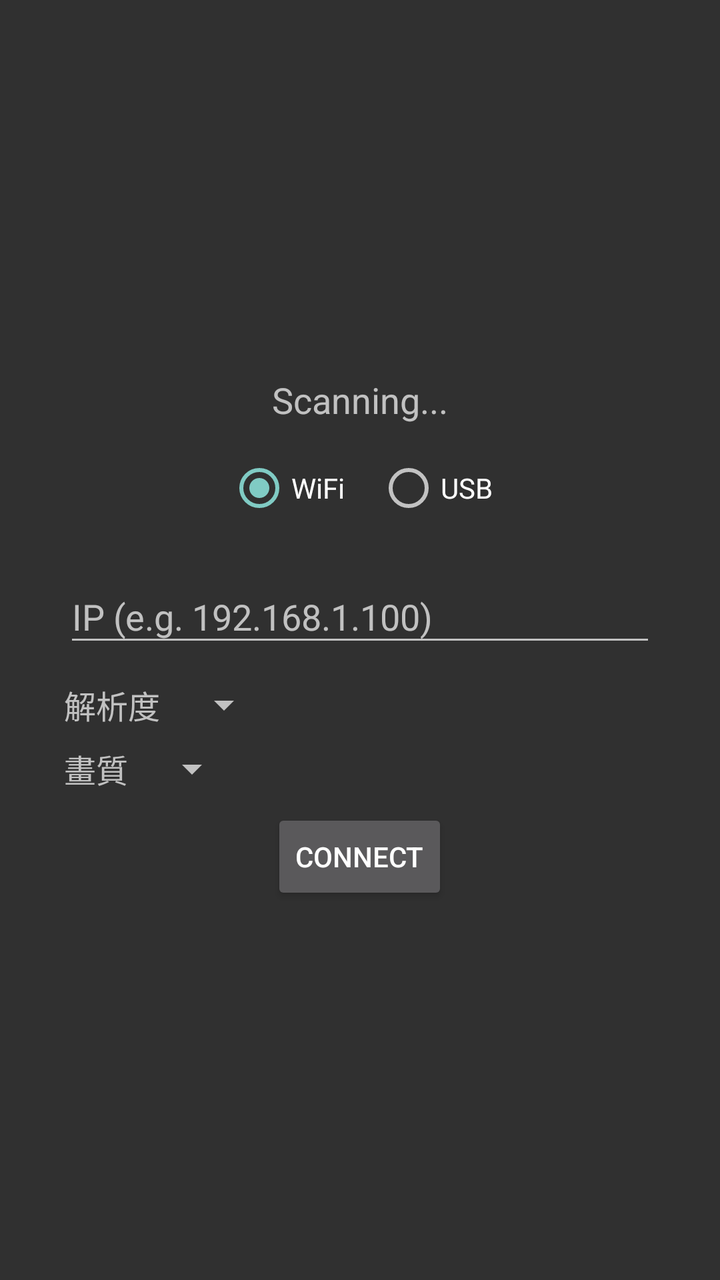
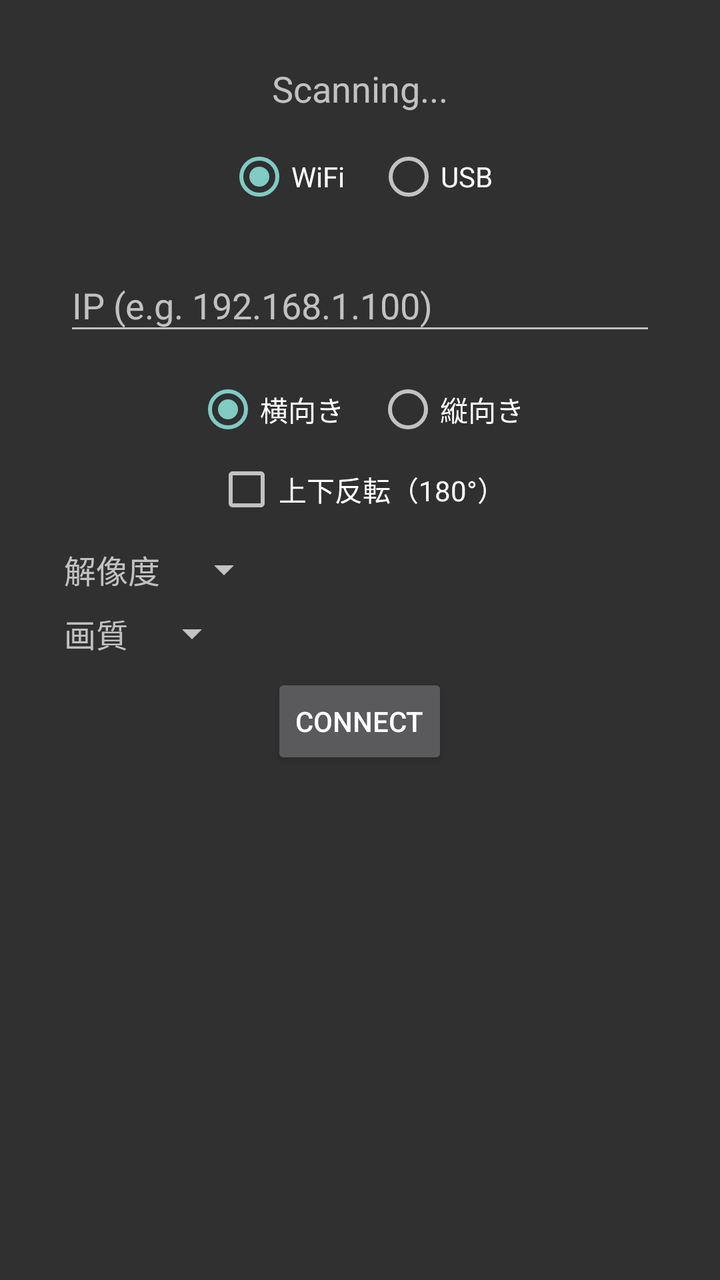

The first picture is an Android layout as it rendered before a commit; the second is the same layout after the commit. The layout source and the unified diff follow.
<!-- AndroidManifest.xml: application theme Theme.AppCompat.NoActionBar -->
<!-- res/layout/activity_main.xml -->
<?xml version="1.0" encoding="utf-8"?>
<LinearLayout xmlns:android="http://schemas.android.com/apk/res/android"
    android:layout_width="match_parent"
    android:layout_height="match_parent"
    android:orientation="vertical"
    android:gravity="center"
    android:padding="32dp">

    <TextView
        android:id="@+id/statusText"
        android:layout_width="wrap_content"
        android:layout_height="wrap_content"
        android:text="Scanning..."
        android:textSize="18sp" />

    <RadioGroup
        android:id="@+id/connectionMode"
        android:layout_width="wrap_content"
        android:layout_height="wrap_content"
        android:orientation="horizontal"
        android:layout_marginTop="16dp">

        <RadioButton
            android:id="@+id/modeWifi"
            android:layout_width="wrap_content"
            android:layout_height="wrap_content"
            android:text="WiFi"
            android:checked="true" />

        <RadioButton
            android:id="@+id/modeUsb"
            android:layout_width="wrap_content"
            android:layout_height="wrap_content"
            android:text="USB"
            android:layout_marginStart="16dp" />
    </RadioGroup>

    <com.google.android.material.textfield.TextInputLayout
        android:id="@+id/ipInputLayout"
        android:layout_width="match_parent"
        android:layout_height="wrap_content"
        android:layout_marginTop="16dp">

        <com.google.android.material.textfield.TextInputEditText
            android:id="@+id/manualIpInput"
            android:layout_width="match_parent"
            android:layout_height="wrap_content"
            android:hint="IP (e.g. 192.168.1.100)" />
    </com.google.android.material.textfield.TextInputLayout>

    <LinearLayout
        android:layout_width="match_parent"
        android:layout_height="wrap_content"
        android:orientation="horizontal"
        android:gravity="center_vertical"
        android:layout_marginTop="12dp">

        <TextView
            android:layout_width="wrap_content"
            android:layout_height="wrap_content"
            android:text="@string/resolution_label"
            android:textSize="16sp" />

        <Spinner
            android:id="@+id/resolutionSpinner"
            android:layout_width="wrap_content"
            android:layout_height="wrap_content"
            android:layout_marginStart="8dp" />
    </LinearLayout>

    <LinearLayout
        android:layout_width="match_parent"
        android:layout_height="wrap_content"
        android:orientation="horizontal"
        android:gravity="center_vertical"
        android:layout_marginTop="8dp">

        <TextView
            android:layout_width="wrap_content"
            android:layout_height="wrap_content"
            android:text="@string/bitrate_label"
            android:textSize="16sp" />

        <Spinner
            android:id="@+id/bitrateSpinner"
            android:layout_width="wrap_content"
            android:layout_height="wrap_content"
            android:layout_marginStart="8dp" />
    </LinearLayout>

    <Button
        android:id="@+id/connectButton"
        android:layout_width="wrap_content"
        android:layout_height="wrap_content"
        android:layout_marginTop="8dp"
        android:text="Connect" />
</LinearLayout>
<!-- resources referenced by this layout -->
<resources>
  <string name="bitrate_label">畫質</string>
  <string name="resolution_label">解析度</string>
</resources>

<!-- the commit's change to res/layout/activity_main.xml (unified diff, before → after) -->
@@ -1,97 +1,131 @@
 <?xml version="1.0" encoding="utf-8"?>
-<LinearLayout xmlns:android="http://schemas.android.com/apk/res/android"
+<ScrollView xmlns:android="http://schemas.android.com/apk/res/android"
     android:layout_width="match_parent"
-    android:layout_height="match_parent"
-    android:orientation="vertical"
-    android:gravity="center"
-    android:padding="32dp">
-
-    <TextView
-        android:id="@+id/statusText"
-        android:layout_width="wrap_content"
-        android:layout_height="wrap_content"
-        android:text="Scanning..."
-        android:textSize="18sp" />
-
-    <RadioGroup
-        android:id="@+id/connectionMode"
-        android:layout_width="wrap_content"
-        android:layout_height="wrap_content"
-        android:orientation="horizontal"
-        android:layout_marginTop="16dp">
-
-        <RadioButton
-            android:id="@+id/modeWifi"
-            android:layout_width="wrap_content"
-            android:layout_height="wrap_content"
-            android:text="WiFi"
-            android:checked="true" />
-
-        <RadioButton
-            android:id="@+id/modeUsb"
-            android:layout_width="wrap_content"
-            android:layout_height="wrap_content"
-            android:text="USB"
-            android:layout_marginStart="16dp" />
-    </RadioGroup>
-
-    <com.google.android.material.textfield.TextInputLayout
-        android:id="@+id/ipInputLayout"
-        android:layout_width="match_parent"
-        android:layout_height="wrap_content"
-        android:layout_marginTop="16dp">
-
-        <com.google.android.material.textfield.TextInputEditText
-            android:id="@+id/manualIpInput"
-            android:layout_width="match_parent"
-            android:layout_height="wrap_content"
-            android:hint="IP (e.g. 192.168.1.100)" />
-    </com.google.android.material.textfield.TextInputLayout>
+    android:layout_height="match_parent">
 
     <LinearLayout
         android:layout_width="match_parent"
         android:layout_height="wrap_content"
-        android:orientation="horizontal"
-        android:gravity="center_vertical"
-        android:layout_marginTop="12dp">
+        android:orientation="vertical"
+        android:gravity="center_horizontal"
+        android:padding="32dp">
 
         <TextView
+            android:id="@+id/statusText"
             android:layout_width="wrap_content"
             android:layout_height="wrap_content"
-            android:text="@string/resolution_label"
-            android:textSize="16sp" />
+            android:text="Scanning..."
+            android:textSize="18sp" />
 
-        <Spinner
-            android:id="@+id/resolutionSpinner"
+        <RadioGroup
+            android:id="@+id/connectionMode"
             android:layout_width="wrap_content"
             android:layout_height="wrap_content"
-            android:layout_marginStart="8dp" />
-    </LinearLayout>
+            android:orientation="horizontal"
+            android:layout_marginTop="16dp">
 
-    <LinearLayout
-        android:layout_width="match_parent"
-        android:layout_height="wrap_content"
-        android:orientation="horizontal"
-        android:gravity="center_vertical"
-        android:layout_marginTop="8dp">
+            <RadioButton
+                android:id="@+id/modeWifi"
+                android:layout_width="wrap_content"
+                android:layout_height="wrap_content"
+                android:text="WiFi"
+                android:checked="true" />
 
-        <TextView
+            <RadioButton
+                android:id="@+id/modeUsb"
+                android:layout_width="wrap_content"
+                android:layout_height="wrap_content"
+                android:text="USB"
+                android:layout_marginStart="16dp" />
+        </RadioGroup>
+
+        <com.google.android.material.textfield.TextInputLayout
+            android:id="@+id/ipInputLayout"
+            android:layout_width="match_parent"
+            android:layout_height="wrap_content"
+            android:layout_marginTop="16dp">
+
+            <com.google.android.material.textfield.TextInputEditText
+                android:id="@+id/manualIpInput"
+                android:layout_width="match_parent"
+                android:layout_height="wrap_content"
+                android:hint="IP (e.g. 192.168.1.100)" />
+        </com.google.android.material.textfield.TextInputLayout>
+
+        <RadioGroup
+            android:id="@+id/orientationMode"
             android:layout_width="wrap_content"
             android:layout_height="wrap_content"
-            android:text="@string/bitrate_label"
-            android:textSize="16sp" />
+            android:orientation="horizontal"
+            android:layout_marginTop="16dp">
 
-        <Spinner
-            android:id="@+id/bitrateSpinner"
+            <RadioButton
+                android:id="@+id/orientationLandscape"
+                android:layout_width="wrap_content"
+                android:layout_height="wrap_content"
+                android:text="@string/orientation_landscape"
+                android:checked="true" />
+
+            <RadioButton
+                android:id="@+id/orientationPortrait"
+                android:layout_width="wrap_content"
+                android:layout_height="wrap_content"
+                android:text="@string/orientation_portrait"
+                android:layout_marginStart="16dp" />
+        </RadioGroup>
+
+        <CheckBox
+            android:id="@+id/orientationReverse"
             android:layout_width="wrap_content"
             android:layout_height="wrap_content"
-            android:layout_marginStart="8dp" />
+            android:text="@string/orientation_reverse"
+            android:layout_marginTop="8dp" />
+
+        <LinearLayout
+            android:layout_width="match_parent"
+            android:layout_height="wrap_content"
+            android:orientation="horizontal"
+            android:gravity="center_vertical"
+            android:layout_marginTop="12dp">
+
+            <TextView
+                android:layout_width="wrap_content"
+                android:layout_height="wrap_content"
+                android:text="@string/resolution_label"
+                android:textSize="16sp" />
+
+            <Spinner
+                android:id="@+id/resolutionSpinner"
+                android:layout_width="wrap_content"
+                android:layout_height="wrap_content"
+                android:layout_marginStart="8dp" />
+        </LinearLayout>
+
+        <LinearLayout
+            android:layout_width="match_parent"
+            android:layout_height="wrap_content"
+            android:orientation="horizontal"
+            android:gravity="center_vertical"
+            android:layout_marginTop="8dp">
+
+            <TextView
+                android:layout_width="wrap_content"
+                android:layout_height="wrap_content"
+                android:text="@string/bitrate_label"
+                android:textSize="16sp" />
+
+            <Spinner
+                android:id="@+id/bitrateSpinner"
+                android:layout_width="wrap_content"
+                android:layout_height="wrap_content"
+                android:layout_marginStart="8dp" />
+        </LinearLayout>
+
+        <Button
+            android:id="@+id/connectButton"
+            android:layout_width="wrap_content"
+            android:layout_height="wrap_content"
+            android:layout_marginTop="8dp"
+            android:text="Connect" />
     </LinearLayout>
-
-    <Button
-        android:id="@+id/connectButton"
-        android:layout_width="wrap_content"
-        android:layout_height="wrap_content"
-        android:layout_marginTop="8dp"
-        android:text="Connect" />
-</LinearLayout>
+</ScrollView>
<!-- resource entries referenced after the edit -->
@@ -1,6 +1,9 @@
 <!-- resources referenced by this layout -->
 <resources>
-  <string name="bitrate_label">畫質</string>
-  <string name="resolution_label">解析度</string>
+  <string name="bitrate_label">画質</string>
+  <string name="orientation_landscape">横向き</string>
+  <string name="orientation_portrait">縦向き</string>
+  <string name="orientation_reverse">上下反転（180°）</string>
+  <string name="resolution_label">解像度</string>
 </resources>
 
